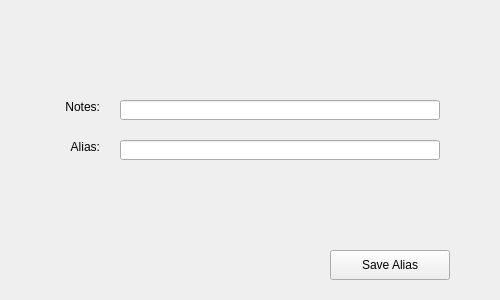
First picture: the form in UI/nodeprofile.ui, repository xiuqiho/ICT2202-Digifax, before the edit.
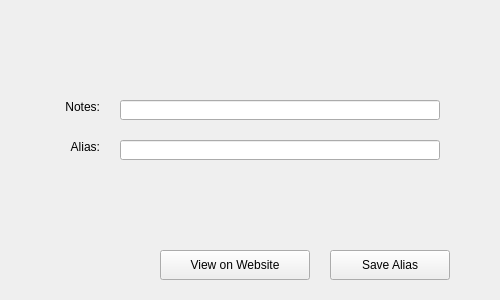
Second picture: the form after the edit.

Commit message: Added "View on Website" button for nodeProfile window

```diff
--- a/UI/nodeprofile.ui
+++ b/UI/nodeprofile.ui
@@ -131,6 +131,31 @@
      <bool>false</bool>
     </property>
    </widget>
+   <widget class="QPushButton" name="openInWebsiteBtn">
+    <property name="geometry">
+     <rect>
+      <x>160</x>
+      <y>250</y>
+      <width>150</width>
+      <height>30</height>
+     </rect>
+    </property>
+    <property name="text">
+     <string>View on Website</string>
+    </property>
+    <property name="checkable">
+     <bool>false</bool>
+    </property>
+    <property name="autoDefault">
+     <bool>true</bool>
+    </property>
+    <property name="default">
+     <bool>false</bool>
+    </property>
+    <property name="flat">
+     <bool>false</bool>
+    </property>
+   </widget>
   </widget>
  </widget>
  <resources/>
```
Left out of the diff: 2 changed lines with no effect on the pictures. The commit also changes 1 other file.
